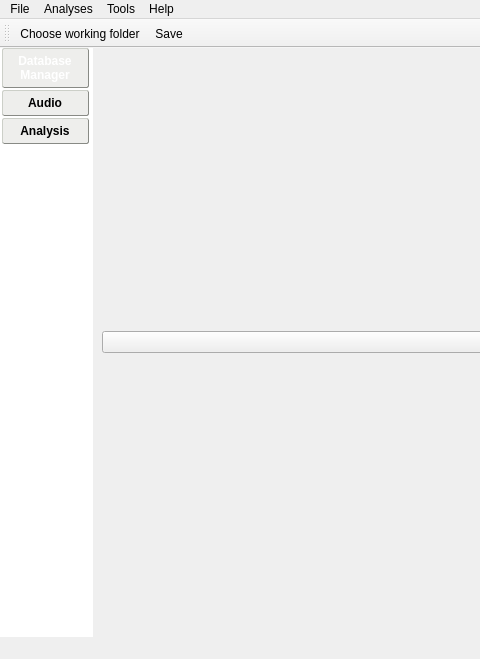
Before: the Qt Designer form src/gui/ecosongs.ui in Vin985/ecosongs, drawn with Qt 5; both pictures show x 0 to 480 and y 0 to 659 of the 1299 by 659 pixel window.
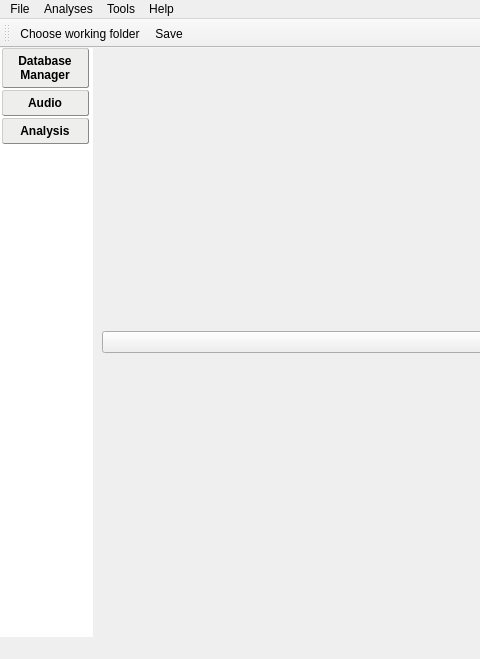
After: the same form once the commit is applied. The open tabs and pages were chosen to show the change. Icons and pictures are not drawn. Custom widgets are drawn as their Qt base class.

```diff
--- a/src/gui/ecosongs.ui
+++ b/src/gui/ecosongs.ui
@@ -141,7 +141,7 @@
        <bool>true</bool>
       </property>
       <property name="currentRow">
-       <number>0</number>
+       <number>-1</number>
       </property>
       <item>
        <property name="text">
```
Left out of the diff: 16 changed lines with no effect on the pictures.
